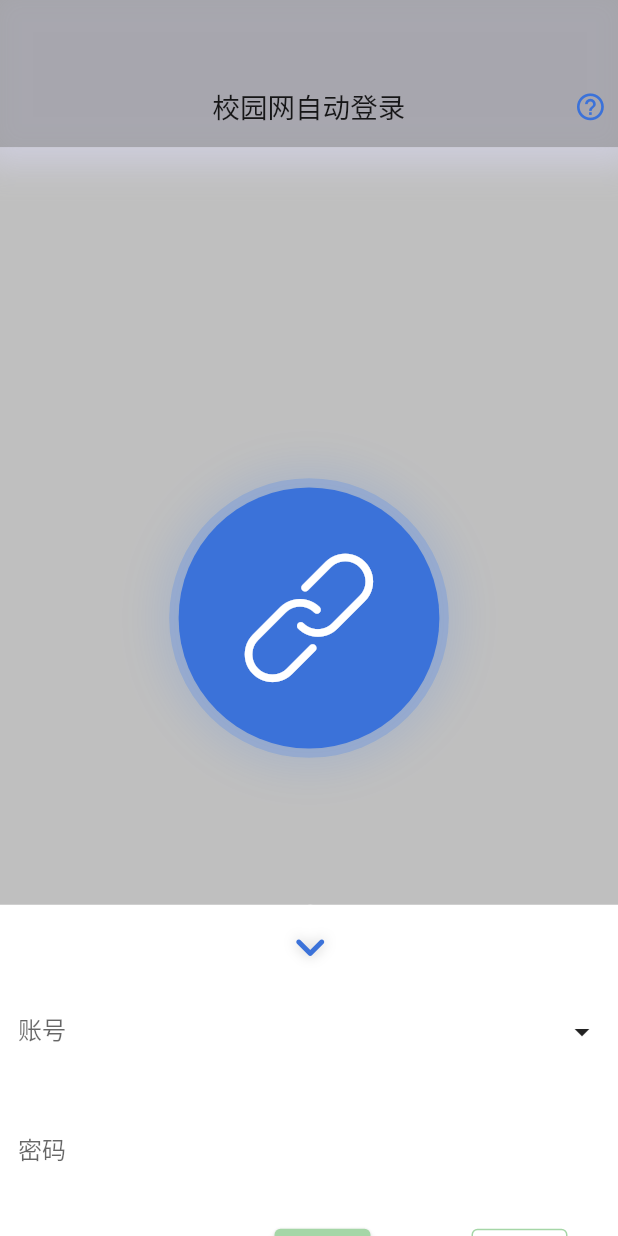
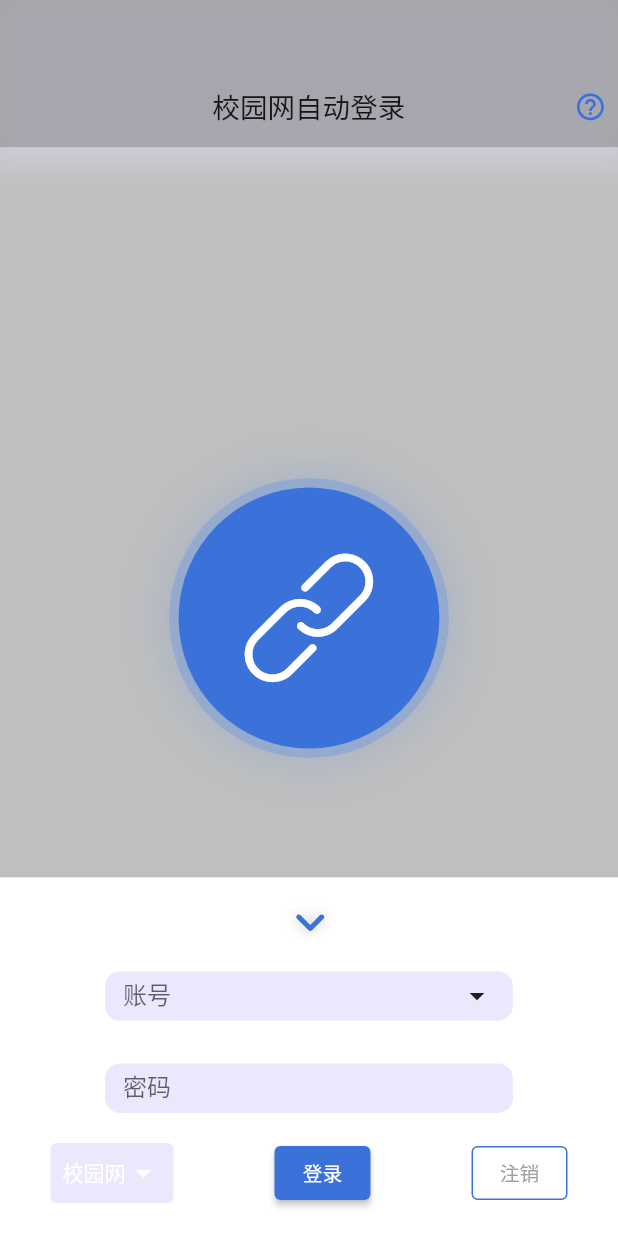
Before and after one commit to VaIOReTto1/CumtLogin, a Flutter app: the LoginPage screen opened directly, after a tap on the "keyboard arrow up" icon, on a phone screen of 412 x 824 dp. Run offline on Flutter 3.47's test engine with Material 2 defaults, Android fonts, the phone set to English and light mode, and no system bars; our stand-ins replace bot_toast, cached_network_image, dio, firebase_analytics, firebase_core, flutter_screenutil and 4 more; missing offline and left inert: flutter_picker, flutter_share; accounts and stored records are empty; network calls fail.

Commit message:
optimize:修改ui
optimize:修改ui

```diff
--- a/lib/UrlPage/shortcut/ui.dart
+++ b/lib/UrlPage/shortcut/ui.dart
@@ -29,6 +29,7 @@ class _ShortcutState extends State<Shortcut> {
     {"name" : "科学技术研究院", "url" : "https://dsi.cumt.edu.cn"},
     {"name" : "党委组织部", "url" : "https://zzb.cumt.edu.cn"},
     {"name" : "财务处", "url" : "https://cwb.cumt.edu.cn"},
+    {"name" : "用户自助服务系统", "url" : "http://202.119.196.6:8080/Self/login/"},
   ];
 
   @override
--- a/lib/main.dart
+++ b/lib/main.dart
@@ -118,9 +118,9 @@ class _LoginPageState extends State<LoginPage>
 
   @override
   void dispose() {
+    _controller.dispose();
     super.dispose();
     WidgetsBinding.instance.removeObserver(this);
-    _controller.dispose();
   }
 
   @override
@@ -130,7 +130,7 @@ class _LoginPageState extends State<LoginPage>
       child: Scaffold(
         backgroundColor: isExpanded
             ? const Color.fromRGBO(128, 128, 128, 0.5)
-            : Colors.white,
+            : Theme.of(context).colorScheme.primary,
         body: Center(
           child: Stack(
             children: [
@@ -141,7 +141,7 @@ class _LoginPageState extends State<LoginPage>
                     decoration: BoxDecoration(
                       color: isExpanded
                           ? const Color.fromRGBO(128, 128, 128, 0.5)
-                          : Colors.white,
+                          : Theme.of(context).colorScheme.primary,
                       boxShadow: [
                         BoxShadow(
                           color: Color.fromRGBO(222, 221, 251, 0.5),
@@ -232,7 +232,7 @@ class _LoginPageState extends State<LoginPage>
                   },
                   child: AnimatedContainer(
                     duration: const Duration(milliseconds: 500),
-                    height: MediaQuery.of(context).size.height * 0.268,
+                    height: MediaQuery.of(context).size.height * 0.29,
                     width: MediaQuery.of(context).size.width,
                     color: Colors.white,
                     child: const Login(),
@@ -248,9 +248,9 @@ class _LoginPageState extends State<LoginPage>
           children: [
             Positioned(
               right: MediaQuery.of(context).size.width * 0.43,
-              bottom: MediaQuery.of(context).size.height * 0.20,
+              bottom: MediaQuery.of(context).size.height * 0.22,
               child: FloatingActionButton(
-                backgroundColor: Colors.white,
+                backgroundColor: Colors.transparent,
                 elevation: 0,
                 onPressed: () {
                   setState(() {
@@ -270,7 +270,7 @@ class _LoginPageState extends State<LoginPage>
           ],
         ):
         FloatingActionButton(
-          backgroundColor: Colors.white,
+          backgroundColor: Colors.transparent,
           elevation: 0,
           onPressed: () {
             setState(() {
@@ -404,7 +404,8 @@ class _LoginState extends State<Login> {
 
   @override
   Widget build(BuildContext context) {
-    return SingleChildScrollView(
+    return Container(
+      color: Theme.of(context).colorScheme.primary,
       child: Column(
         children: [
           Column(children: [
@@ -426,6 +427,11 @@ class _LoginState extends State<Login> {
             children: [
               TextButton(
                   onPressed: () => _showLocationMethodPicker(),
+                  style: ButtonStyle(
+                    backgroundColor: MaterialStateProperty.all<Color>(
+                      Color.fromRGBO(234, 232, 253, 1),
+                    ),
+                  ),
                   child: Row(
                     children: [
                       Text("${cumtLoginAccount.cumtLoginMethod?.name}"),
@@ -454,32 +460,40 @@ class _LoginState extends State<Login> {
 
   void _showLocationMethodPicker() {
     Picker(
-        adapter: PickerDataAdapter<dynamic>(pickerData: [
-          CumtLoginMethodExtension.nameList,
-        ], isArray: true),
+      adapter: PickerDataAdapter<dynamic>(
+        pickerData: [CumtLoginMethodExtension.nameList],
+        isArray: true,
+      ),
       changeToFirst: true,
       hideHeader: false,
       onConfirm: (Picker picker, List value) {
         setState(() {
-            cumtLoginAccount
-                .setCumtLoginMethodByName(picker.getSelectedValues()[0]);
+          cumtLoginAccount.setCumtLoginMethodByName(picker.getSelectedValues()[0]);
         });
-        }).showModal(context);
+      },
+      cancelTextStyle: TextStyle(color: Colors.black),
+      confirmTextStyle: TextStyle(color: Colors.black),
+    ).showModal(context);
   }
 
   Widget buildTextField(
       String labelText, TextEditingController textEditingController,
       {obscureText = false, showPopButton = false}) {
-    return SizedBox(
-      width: double.infinity,
-      child: Stack(
-        alignment: Alignment.centerRight,
+    return Stack(
+      alignment: obscureText?Alignment.center:Alignment.centerRight,
       children: [
-          TextField(
+        Container(
+          width: MediaQuery.of(context).size.width*0.66,
+          height: MediaQuery.of(context).size.height*0.04,
+          decoration: BoxDecoration(
+            borderRadius: BorderRadius.circular(10),
+            color: Color.fromRGBO(234, 232, 253, 1),
+          ),
+          child: TextField(
             controller: textEditingController,
             obscureText: obscureText,
             decoration: InputDecoration(
-              enabledBorder: const OutlineInputBorder(
+              enabledBorder: OutlineInputBorder(
                 borderRadius: BorderRadius.zero,
                 borderSide: BorderSide.none,
               ),
@@ -487,6 +501,7 @@ class _LoginState extends State<Login> {
               border: const OutlineInputBorder(
                 borderRadius: BorderRadius.zero,
                 borderSide: BorderSide.none,
+              ),
             ),
           ),
         ),
@@ -530,7 +545,6 @@ class _LoginState extends State<Login> {
                 })
             : Container(),
       ],
-      ),
     );
   }
 
--- a/lib/settings/help/help_page.dart
+++ b/lib/settings/help/help_page.dart
@@ -52,18 +52,18 @@ class HelpPage extends StatelessWidget {
                     children: [
                       Text("Q：当WIFI登录失败时，可能是以下原因",style: TextStyle(fontSize: UIConfig.fontSizeSubMain*1.6,
                         fontWeight: FontWeight.bold,),),
-                      Text("\nAndroid：\n      [WLAN] -> [WLAN助理] -> 关闭[网络选择] [双WLAN加速] [数据加速]\n",style: TextStyle(fontSize: UIConfig.fontSizeSubMain*1.4,)),
-                      Image.network('https://s1.ax1x.com/2023/04/17/p9PJlAP.jpg',),
-                      const Icon(Icons.arrow_downward_rounded,size: 50,),
-                      Image.network('https://s1.ax1x.com/2023/04/17/p9PJJ1g.png'),
+                      Text("\nAndroid：\n      [WLAN] -> [WLAN助理] -> 关闭[网络选择] [双WLAN加速] [数据加速]（根据手机型号不同设置不同）\n      如果不能解决请尝试关掉数据只开WiFi",style: TextStyle(fontSize: UIConfig.fontSizeSubMain*1.4,)),
                       Text("\nIOS：\n      关闭 [询问是否加入网络]\n",style: TextStyle(fontSize: UIConfig.fontSizeSubMain*1.4,)),
-                      const Image(
-                        image: AssetImage('images/iOS.png',),
-                      ),
-                      Text("\n如果还不能解决，请加入qq群：738340698\n",style: TextStyle(fontSize: UIConfig.fontSizeSubMain*1.4,)),
                       Text("Q：快捷入口使用技巧",style: TextStyle(fontSize: UIConfig.fontSizeSubMain*1.6,
                         fontWeight: FontWeight.bold,),),
                       Text("\n      对卡片左滑可以编辑，右滑会删除卡片，增加入口时url必须为带https的完整链接\n",style: TextStyle(fontSize: UIConfig.fontSizeSubMain*1.4,)),
+                      Text("Q：网络速度过慢",style: TextStyle(fontSize: UIConfig.fontSizeSubMain*1.6,
+                        fontWeight: FontWeight.bold,),),
+                      Text("\n      请查看是否选择运营商\n",style: TextStyle(fontSize: UIConfig.fontSizeSubMain*1.4,)),
+                      Text("Q：登录设备超限",style: TextStyle(fontSize: UIConfig.fontSizeSubMain*1.6,
+                        fontWeight: FontWeight.bold,),),
+                      Text("\n      请从快捷入口点击用户自助服务系统撤销所有登录设备\n",style: TextStyle(fontSize: UIConfig.fontSizeSubMain*1.4,)),
+                      Text("如果还不能解决，请加入qq群：738340698\n",style: TextStyle(fontSize: UIConfig.fontSizeSubMain*1.4,fontWeight: FontWeight.bold,)),
                       const SizedBox(
                         height: 200,
                       )
--- a/lib/utils/utils.dart
+++ b/lib/utils/utils.dart
@@ -3,7 +3,7 @@ import 'package:flutter/material.dart';
 void showSnackBar(BuildContext context, String message) {
   ScaffoldMessenger.of(context).showSnackBar(
       SnackBar(
-        backgroundColor: Colors.black,
+        backgroundColor: Color.fromRGBO(176, 250, 255, 0.75),
         content: Text(message,style: const TextStyle(color: Colors.white),),
         duration: const Duration(seconds: 1),
   ));
--- a/pubspec.yaml
+++ b/pubspec.yaml
@@ -3,7 +3,7 @@ description: A new Flutter project.
 
 publish_to: 'none'
 
-version: 1.1.0+2
+version: 1.1.2+2
 
 environment:
   sdk: '>=2.19.4 <3.0.0'
```
Also changed, not shown: lib/UrlPage/school_url.dart (+5 -13 lines), lib/settings/drawer_button.dart (+1 -33 lines), lib/settings/theme/theme_color.dart (+6 -24 lines), lib/welcome.dart (+7 -0 lines). Lines whose indentation alone changed are shown as unchanged.
